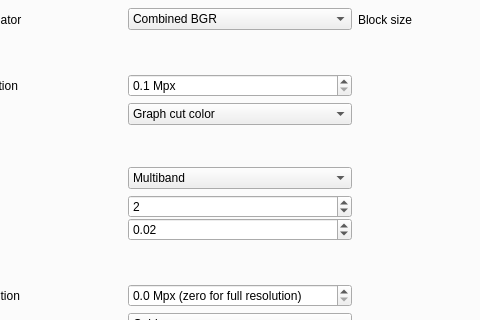
This is src/mainwindow.ui in qchateau/AutoPanorama as Qt 5 draws it before an edit; both pictures show x 115 to 595 and y 228 to 548 of the 940 by 700 pixel window. The edited form follows.
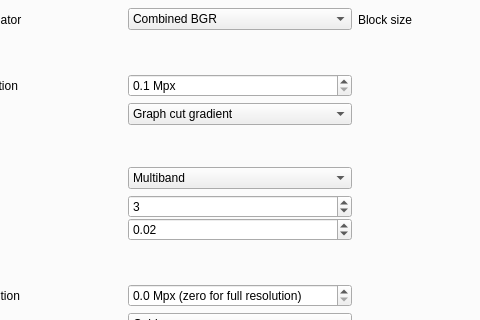
This is the edited form. The open tabs and pages were chosen to show the change. Icons and pictures are not drawn. Custom widgets are drawn as their Qt base class.

Commit message: Changed default conf

```diff
--- a/src/mainwindow.ui
+++ b/src/mainwindow.ui
@@ -111,11 +111,6 @@
        <layout class="QGridLayout" name="gridLayout_2">
         <item row="14" column="1">
          <widget class="QComboBox" name="seamfindermode_combobox">
-          <item>
-           <property name="text">
-            <string>Graph cut color</string>
-           </property>
-          </item>
           <item>
            <property name="text">
             <string>Graph cut gradient</string>
@@ -192,7 +187,7 @@
              <number>100</number>
             </property>
             <property name="value">
-             <number>2</number>
+             <number>3</number>
             </property>
            </widget>
           </item>
```
Left out of the diff: 5 changed lines with no effect on the pictures.
